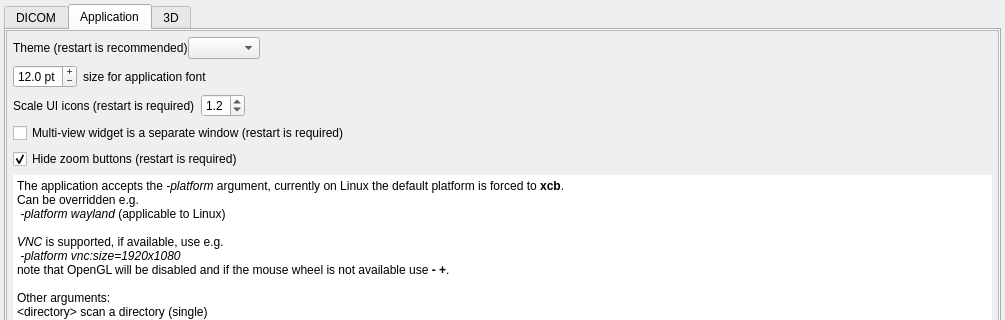
The window that GUI/settingswidget.ui (AlizaMedicalImaging/AlizaMS) describes before a commit, drawn with Qt 5; both pictures show x 0 to 1005 and y 0 to 320 of the 1005 by 653 pixel window.
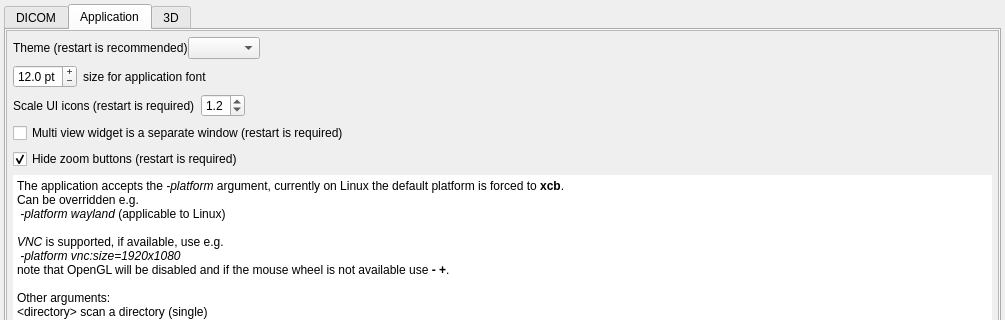
The same window after the commit. The open tabs and pages were chosen to show the change.

What changed in the file:
```diff
--- a/GUI/settingswidget.ui
+++ b/GUI/settingswidget.ui
@@ -796,7 +796,7 @@
               <string>Multi-view widget is a separate window, show as a tab otherwise.</string>
              </property>
              <property name="text">
-              <string>Multi-view widget is a separate window (restart is required)</string>
+              <string>Multi view widget is a separate window (restart is required)</string>
              </property>
             </widget>
            </item>
```
Left out of the diff: 2 changed lines with no effect on the pictures.
